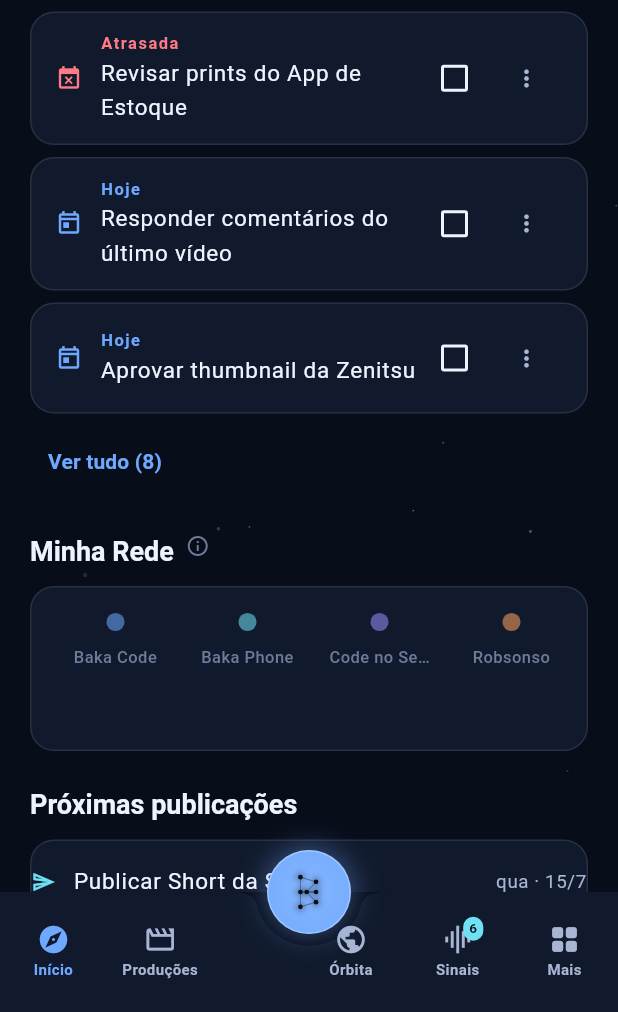
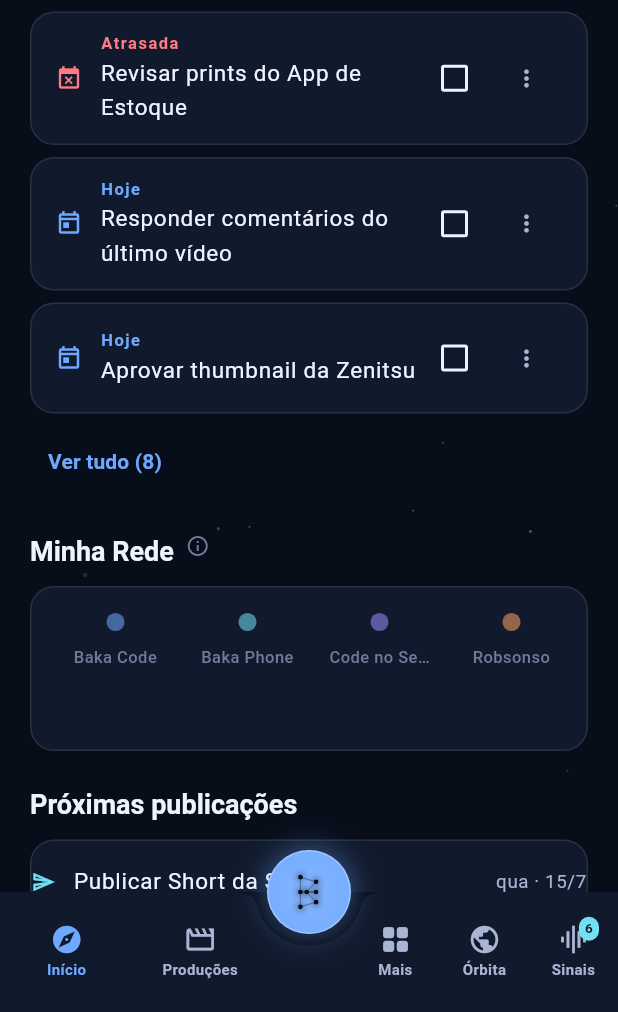
Before and after one commit to Kinshi13/When-Dungeons-Arise, a Flutter app: the screen it shows after launch, scrolled down 576 dp, on a phone screen of 412 x 824 dp, the part 224-1236 px from its top. Run offline on Flutter 3.47's test engine with Material 3 defaults, Android fonts, the phone set to English and light mode, and no system bars; our stand-ins replace drift, drift_flutter, supabase_flutter; accounts and stored records are empty; generated files the repository leaves out were written again.

Commit message:
Baka Studio: corrige alinhamento da barra de navegação mobile
A barra tinha 5 destinos (4 principais + "Mais") divididos por um único
espaço fixo de 56px inserido após o 2º item — mas esse espaço nunca
coincidia com o notch real do FAB central (que fica sempre no centro
exato da tela). Como o notch cortava perto do início de "Órbita", ela
aparecia visualmente espremida/desalinhada.

Fix: os itens agora são agrupados em dois Row(Expanded) — dois à esquerda,
três à direita — cada grupo dividindo metade do espaço restante depois do
gap fixo, então o gap sempre fica exatamente no centro, batendo com o
notch do FAB independente de quantos itens há de cada lado. "Mais" também
foi movido para a posição mais próxima do FAB (pedido do usuário), com
Órbita e Sinais deslocadas para longe da área mais apertada pelo notch.

Co-Authored-By: Claude Sonnet 5 <noreply@anthropic.com>
Claude-Session: https://claude.ai/code/session_01WdYg859L7Sa6owNKADzEVt

```diff
--- a/baka_studio/lib/widgets/baka_bottom_nav.dart
+++ b/baka_studio/lib/widgets/baka_bottom_nav.dart
@@ -3,8 +3,9 @@ import 'package:flutter/material.dart';
 import '../core/navigation.dart';
 import '../core/theme/theme.dart';
 
-/// Mobile bottom navigation: Início, Produções, Órbita, Sinais, Mais.
-/// A notch in the middle makes room for the docked [QuickCaptureStar] FAB.
+/// Mobile bottom navigation: Início, Produções — [notch] — Mais, Órbita,
+/// Sinais. The notch makes room for the docked [QuickCaptureStar] FAB;
+/// "Mais" sits closest to it on purpose (see [build]).
 class BakaBottomNav extends StatelessWidget {
   const BakaBottomNav({
     super.key,
@@ -23,6 +24,24 @@ class BakaBottomNav extends StatelessWidget {
   Widget build(BuildContext context) {
     final items = mobilePrimarySections;
     final midpoint = items.length ~/ 2;
+    // Split evenly around the docked FAB instead of just appending "Mais"
+    // at the end — with an odd total (4 primary + Mais), tacking it onto
+    // the tail left 2 items on one side of the notch and 3 on the other,
+    // so the fixed-width gap below never lined up with the FAB's actual
+    // (screen-centered) notch. Two equally-flexed groups guarantee the gap
+    // sits exactly at the midpoint regardless of how many items are in
+    // each side.
+    final leftItems = items.sublist(0, midpoint);
+    final rightItems = items.sublist(midpoint);
+
+    Widget navItem(AppSection section) => Expanded(
+      child: _NavItem(
+        section: section,
+        selected: section == selected,
+        onTap: () => onSelect(section),
+        badge: section == AppSection.signals && pendingSignals > 0 ? pendingSignals : null,
+      ),
+    );
 
     return BottomAppBar(
       color: BakaColors.deepOrbit,
@@ -33,21 +52,18 @@ class BakaBottomNav extends StatelessWidget {
         height: 64,
         child: Row(
           children: [
-            for (var i = 0; i < items.length; i++) ...[
-              Expanded(child: _NavItem(
-                section: items[i],
-                selected: items[i] == selected,
-                onTap: () => onSelect(items[i]),
-                badge: items[i] == AppSection.signals && pendingSignals > 0 ? pendingSignals : null,
-              )),
-              if (i == midpoint - 1) const SizedBox(width: 56),
-            ],
+            Expanded(child: Row(children: [for (final section in leftItems) navItem(section)])),
+            const SizedBox(width: 56),
             Expanded(
-              child: _NavItem(
-                icon: Icons.grid_view_rounded,
-                label: 'Mais',
-                selected: false,
-                onTap: onMore,
+              child: Row(
+                children: [
+                  // "Mais" sits right next to the FAB, closest to the
+                  // notch — the remaining primary sections trail after it.
+                  Expanded(
+                    child: _NavItem(icon: Icons.grid_view_rounded, label: 'Mais', selected: false, onTap: onMore),
+                  ),
+                  for (final section in rightItems) navItem(section),
+                ],
               ),
             ),
           ],
```
